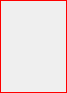
Before: the Qt Designer form card.ui in stefanivanic/RemiFINAL, drawn with Qt 5.
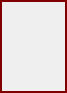
After: the same form once the commit is applied.

Commit message: Grafičke izmene

The edit to the form file:
```diff
--- a/card.ui
+++ b/card.ui
@@ -15,7 +15,7 @@
   </property>
   <property name="styleSheet">
    <string notr="true">#Card{
-	border: 1px solid red;
+	border: 2px solid #800000;
 }
 </string>
   </property>
```
